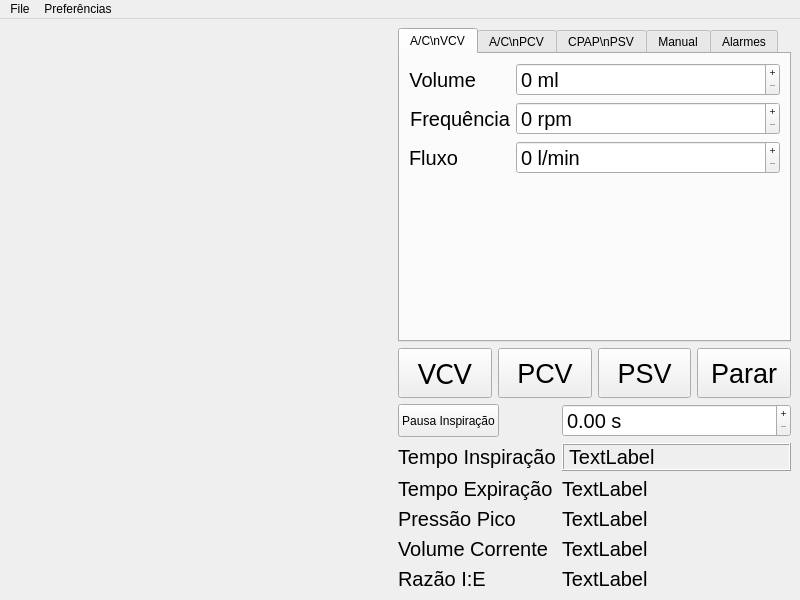
Above: ui/GUI_mainWindow.ui from gtorelly/software-ventilador before the change. Below: the same form after it.
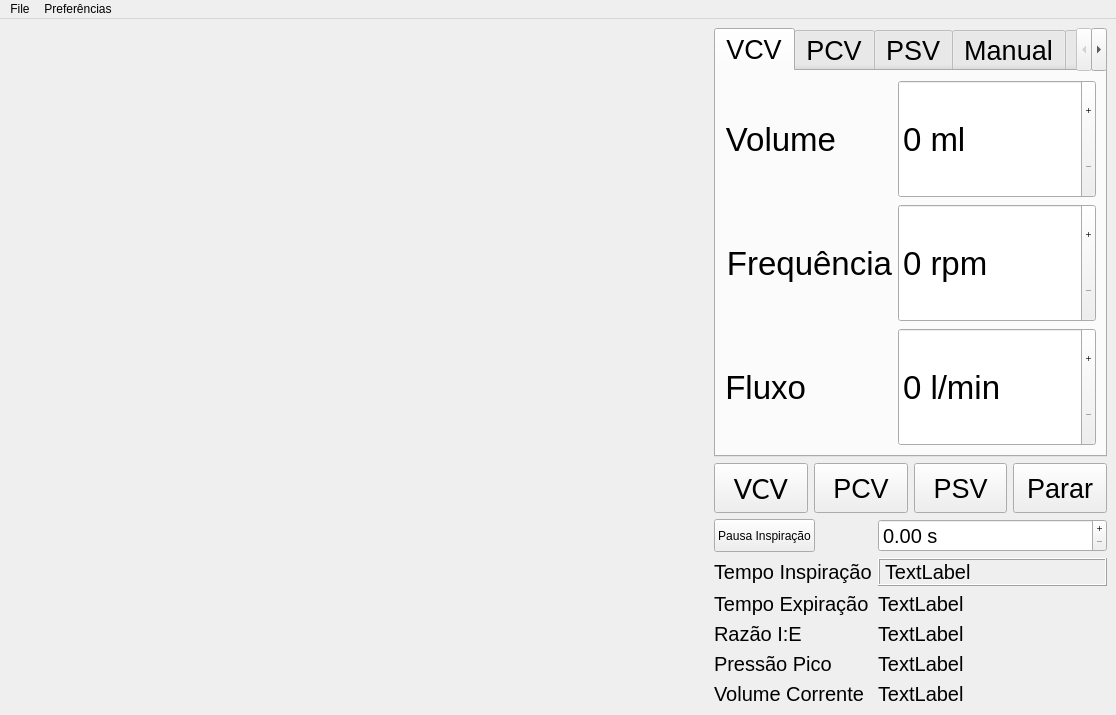
That is the form after the change. The open tabs and pages were chosen to show the change.

```diff
--- a/ui/GUI_mainWindow.ui
+++ b/ui/GUI_mainWindow.ui
@@ -6,8 +6,8 @@
    <rect>
     <x>0</x>
     <y>0</y>
-    <width>800</width>
-    <height>600</height>
+    <width>1116</width>
+    <height>715</height>
    </rect>
   </property>
   <property name="minimumSize">
@@ -78,6 +78,11 @@
        <layout class="QVBoxLayout" name="verticalLayout_2">
         <item>
          <widget class="QTabWidget" name="tabWidget">
+          <property name="font">
+           <font>
+            <pointsize>20</pointsize>
+           </font>
+          </property>
           <property name="focusPolicy">
            <enum>Qt::WheelFocus</enum>
           </property>
@@ -86,13 +91,19 @@
           </property>
           <widget class="QWidget" name="VCV_tab">
            <attribute name="title">
-            <string>A/C\nVCV</string>
+            <string>VCV</string>
            </attribute>
            <layout class="QVBoxLayout" name="verticalLayout_9">
             <item>
              <layout class="QFormLayout" name="formLayout">
               <item row="0" column="0">
                <widget class="QLabel" name="VCV_volume_lbl">
+                <property name="sizePolicy">
+                 <sizepolicy hsizetype="MinimumExpanding" vsizetype="MinimumExpanding">
+                  <horstretch>0</horstretch>
+                  <verstretch>0</verstretch>
+                 </sizepolicy>
+                </property>
                 <property name="minimumSize">
                  <size>
                   <width>50</width>
@@ -101,7 +112,7 @@
                 </property>
                 <property name="font">
                  <font>
-                  <pointsize>15</pointsize>
+                  <pointsize>25</pointsize>
                  </font>
                 </property>
                 <property name="text">
@@ -114,6 +125,12 @@
               </item>
               <item row="0" column="1">
                <widget class="QDoubleSpinBox" name="VCV_volume_dSpinBox">
+                <property name="sizePolicy">
+                 <sizepolicy hsizetype="MinimumExpanding" vsizetype="MinimumExpanding">
+                  <horstretch>0</horstretch>
+                  <verstretch>0</verstretch>
+                 </sizepolicy>
+                </property>
                 <property name="minimumSize">
                  <size>
                   <width>50</width>
@@ -122,7 +139,7 @@
                 </property>
                 <property name="font">
                  <font>
-                  <pointsize>15</pointsize>
+                  <pointsize>25</pointsize>
                  </font>
                 </property>
                 <property name="buttonSymbols">
@@ -145,7 +162,7 @@
               <item row="1" column="0">
                <widget class="QLabel" name="VCV_frequency_lbl">
                 <property name="sizePolicy">
-                 <sizepolicy hsizetype="Minimum" vsizetype="Preferred">
+                 <sizepolicy hsizetype="MinimumExpanding" vsizetype="MinimumExpanding">
                   <horstretch>0</horstretch>
                   <verstretch>0</verstretch>
                  </sizepolicy>
@@ -158,7 +175,7 @@
                 </property>
                 <property name="font">
                  <font>
-                  <pointsize>15</pointsize>
+                  <pointsize>25</pointsize>
                  </font>
                 </property>
                 <property name="text">
@@ -171,6 +188,12 @@
               </item>
               <item row="1" column="1">
                <widget class="QDoubleSpinBox" name="VCV_frequency_dSpinBox">
+                <property name="sizePolicy">
+                 <sizepolicy hsizetype="MinimumExpanding" vsizetype="MinimumExpanding">
+                  <horstretch>0</horstretch>
+                  <verstretch>0</verstretch>
+                 </sizepolicy>
+                </property>
                 <property name="minimumSize">
                  <size>
                   <width>50</width>
@@ -179,9 +202,15 @@
                 </property>
                 <property name="font">
                  <font>
-                  <pointsize>15</pointsize>
+                  <pointsize>25</pointsize>
                  </font>
                 </property>
+                <property name="wrapping">
+                 <bool>false</bool>
+                </property>
+                <property name="frame">
+                 <bool>true</bool>
+                </property>
                 <property name="buttonSymbols">
                  <enum>QAbstractSpinBox::PlusMinus</enum>
                 </property>
@@ -199,7 +228,7 @@
               <item row="2" column="0">
                <widget class="QLabel" name="VCV_flow_lbl">
                 <property name="sizePolicy">
-                 <sizepolicy hsizetype="Minimum" vsizetype="Minimum">
+                 <sizepolicy hsizetype="MinimumExpanding" vsizetype="MinimumExpanding">
                   <horstretch>0</horstretch>
                   <verstretch>0</verstretch>
                  </sizepolicy>
@@ -212,18 +241,21 @@
                 </property>
                 <property name="font">
                  <font>
-                  <pointsize>15</pointsize>
+                  <pointsize>25</pointsize>
                  </font>
                 </property>
                 <property name="text">
                  <string>Fluxo</string>
                 </property>
+                <property name="alignment">
+                 <set>Qt::AlignRight|Qt::AlignTrailing|Qt::AlignVCenter</set>
+                </property>
                </widget>
               </item>
               <item row="2" column="1">
                <widget class="QDoubleSpinBox" name="VCV_flow_dSpinBox">
                 <property name="sizePolicy">
-                 <sizepolicy hsizetype="Minimum" vsizetype="Minimum">
+                 <sizepolicy hsizetype="MinimumExpanding" vsizetype="MinimumExpanding">
                   <horstretch>0</horstretch>
                   <verstretch>0</verstretch>
                  </sizepolicy>
@@ -236,7 +268,7 @@
                 </property>
                 <property name="font">
                  <font>
-                  <pointsize>15</pointsize>
+                  <pointsize>25</pointsize>
                  </font>
                 </property>
                 <property name="buttonSymbols">
@@ -259,7 +291,7 @@
           </widget>
           <widget class="QWidget" name="PCV_tab">
            <attribute name="title">
-            <string>A/C\nPCV</string>
+            <string>PCV</string>
            </attribute>
            <layout class="QVBoxLayout" name="verticalLayout_3">
             <item>
@@ -378,7 +410,7 @@
           </widget>
           <widget class="QWidget" name="PSV_tab">
            <attribute name="title">
-            <string>CPAP\nPSV</string>
+            <string>PSV</string>
            </attribute>
            <layout class="QVBoxLayout" name="verticalLayout_10">
             <item>
@@ -1885,6 +1917,30 @@
            </widget>
           </item>
           <item row="3" column="0">
+           <widget class="QLabel" name="IE_ratio_lbl">
+            <property name="font">
+             <font>
+              <pointsize>15</pointsize>
+             </font>
+            </property>
+            <property name="text">
+             <string>Razão I:E</string>
+            </property>
+           </widget>
+          </item>
+          <item row="3" column="1">
+           <widget class="QLabel" name="IE_ratio_val">
+            <property name="font">
+             <font>
+              <pointsize>15</pointsize>
+             </font>
+            </property>
+            <property name="text">
+             <string>TextLabel</string>
+            </property>
+           </widget>
+          </item>
+          <item row="4" column="0">
            <widget class="QLabel" name="peak_pressure_lbl">
             <property name="font">
              <font>
@@ -1896,7 +1952,7 @@
             </property>
            </widget>
           </item>
-          <item row="3" column="1">
+          <item row="4" column="1">
            <widget class="QLabel" name="peak_pressure_val">
             <property name="font">
              <font>
@@ -1908,7 +1964,7 @@
             </property>
            </widget>
           </item>
-          <item row="4" column="0">
+          <item row="5" column="0">
            <widget class="QLabel" name="tidal_volume_lbl">
             <property name="font">
              <font>
@@ -1920,32 +1976,8 @@
             </property>
            </widget>
           </item>
-          <item row="4" column="1">
-           <widget class="QLabel" name="tidal_volume_val">
-            <property name="font">
-             <font>
-              <pointsize>15</pointsize>
-             </font>
-            </property>
-            <property name="text">
-             <string>TextLabel</string>
-            </property>
-           </widget>
-          </item>
-          <item row="5" column="0">
-           <widget class="QLabel" name="IE_ratio_lbl">
-            <property name="font">
-             <font>
-              <pointsize>15</pointsize>
-             </font>
-            </property>
-            <property name="text">
-             <string>Razão I:E</string>
-            </property>
-           </widget>
-          </item>
           <item row="5" column="1">
-           <widget class="QLabel" name="IE_ratio_val">
+           <widget class="QLabel" name="tidal_volume_val">
             <property name="font">
              <font>
               <pointsize>15</pointsize>
@@ -1969,7 +2001,7 @@
     <rect>
      <x>0</x>
      <y>0</y>
-     <width>800</width>
+     <width>1116</width>
      <height>21</height>
     </rect>
    </property>
```
Left out of the diff: 4 changed lines with no effect on the pictures.
